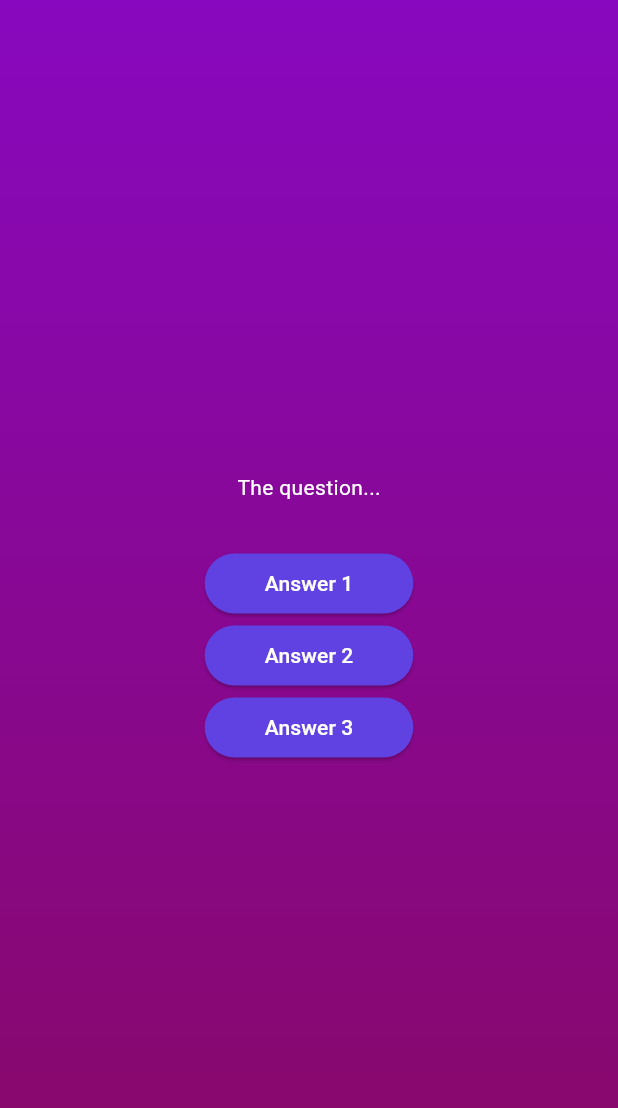
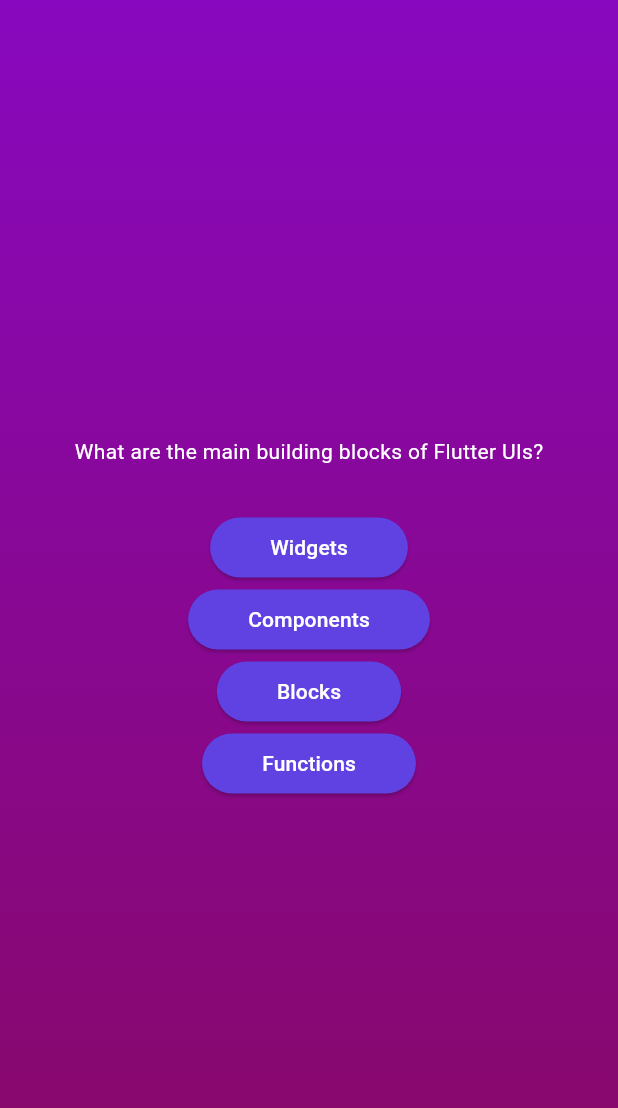
Before and after one commit to dodiforth/flutter_quiz_app, a Flutter app: the screen it shows after launch, after a tap on "Start Quiz!", on a phone screen of 412 x 824 dp. Shown: the top 1108 px of the screen. Run offline on Flutter 3.47's test engine with Material 3 defaults, Android fonts, the phone set to English and light mode, and no system bars.

Commit message:
Code : Generate buttons dynamically instead of hard coded

```diff
--- a/lib/data/questions.dart
+++ b/lib/data/questions.dart
@@ -2,7 +2,7 @@ import 'package:flutter_quiz/models/quiz_question.dart';
 
 const questions = [
   QuizQuestion(
-      question: 'what are the main building blocks of Flutter UIs?',
+      question: 'What are the main building blocks of Flutter UIs?',
       answers: ['Widgets', 'Components', 'Blocks', 'Functions'],
       correctAnswer: 0),
   QuizQuestion(
--- a/lib/questions_screen.dart
+++ b/lib/questions_screen.dart
@@ -1,5 +1,6 @@
 import 'package:flutter/material.dart';
 import 'answer_button.dart';
+import 'package:flutter_quiz/data/questions.dart';
 
 class QuestionsScreen extends StatefulWidget {
   const QuestionsScreen({super.key});
@@ -11,28 +12,23 @@ class QuestionsScreen extends StatefulWidget {
 class _QuestionsScreenState extends State<QuestionsScreen> {
   @override
   Widget build(context) {
+    final currentQuestion = questions[0];
+
     return SizedBox(
       width: double.infinity,
       child: Column(
         mainAxisAlignment: MainAxisAlignment.center,
         children: [
-          const Text('The question...', style: TextStyle(color: Colors.white)),
+          Text(currentQuestion.question,
+              style: const TextStyle(color: Colors.white)),
           const SizedBox(height: 30),
-          AnswerButton(
-              answerText: 'Answer 1',
-              selectAnswer: () {
-                print('Answer 1 selected');
-              }),
-          AnswerButton(
-              answerText: 'Answer 2',
-              selectAnswer: () {
-                print('Answer 2 selected');
-              }),
-          AnswerButton(
-              answerText: 'Answer 3',
-              selectAnswer: () {
-                print('Answer 3 selected');
-              }),
+          ...currentQuestion.answers.map((answer) {
+            return AnswerButton(
+                answerText: answer,
+                selectAnswer: () {
+                  print('Answer selected');
+                });
+          }),
         ],
       ),
     );
```
